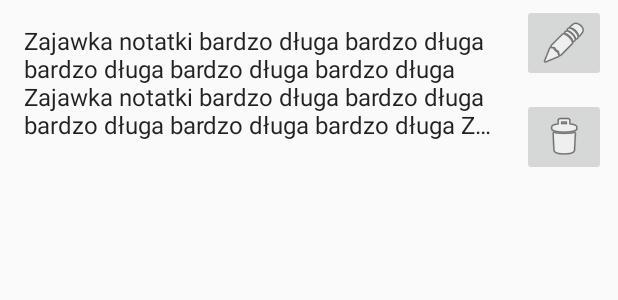
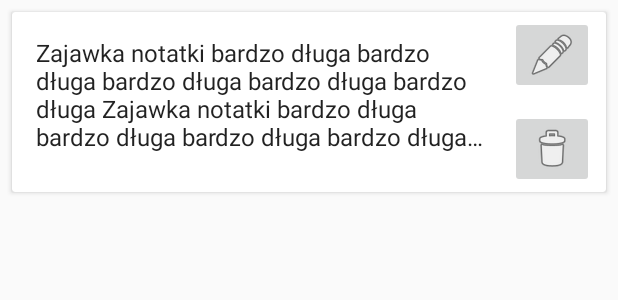
Before and after one commit to circusmagnus/SilvaRerum, an Android app: the layout note_list_item.xml on its own in the app's theme, with its tools: preview values and no code run, on a phone screen of 412 x 824 dp. Shown: the top 300 px of the screen. Run offline under Robolectric (Android 15) with nearby library versions, the phone set to English and light mode, and no system bars.

Commit message:
Add cards

```diff
--- a/app/src/main/java/pl/wojtach/silvarerum/note/SingleNoteViewModel.kt
+++ b/app/src/main/java/pl/wojtach/silvarerum/note/SingleNoteViewModel.kt
@@ -11,9 +11,9 @@ import kotlinx.coroutines.async
 import kotlinx.coroutines.flow.collect
 import kotlinx.coroutines.flow.distinctUntilChanged
 import kotlinx.coroutines.launch
-import pl.wojtach.silvarerum.NoteData
-import pl.wojtach.silvarerum.NotesDao
 import pl.wojtach.silvarerum.SimpleTextWatcher
+import pl.wojtach.silvarerum.room.NoteData
+import pl.wojtach.silvarerum.room.NotesDao
 
 class SingleNoteViewModel(application: Application, private val noteId: Long) : AndroidViewModel(application) {
 
--- a/app/src/main/java/pl/wojtach/silvarerum/notes/NotesListFragment.kt
+++ b/app/src/main/java/pl/wojtach/silvarerum/notes/NotesListFragment.kt
@@ -7,8 +7,8 @@ import android.view.ViewGroup
 import androidx.fragment.app.Fragment
 import androidx.fragment.app.viewModels
 import androidx.navigation.fragment.findNavController
-import pl.wojtach.silvarerum.NoteData
 import pl.wojtach.silvarerum.databinding.FragmentNoteListBinding
+import pl.wojtach.silvarerum.room.NoteData
 import pl.wojtach.silvarerum.views.BindingListAdapter
 
 class NotesListFragment : Fragment() {
--- a/app/src/main/java/pl/wojtach/silvarerum/notes/NotesRecyclerViewAdapter.kt
+++ b/app/src/main/java/pl/wojtach/silvarerum/notes/NotesRecyclerViewAdapter.kt
@@ -1,7 +1,7 @@
 package pl.wojtach.silvarerum.notes
 
 import androidx.recyclerview.widget.DiffUtil
-import pl.wojtach.silvarerum.NoteData
+import pl.wojtach.silvarerum.room.NoteData
 import pl.wojtach.silvarerum.views.BindingListAdapter.ListItem
 
 object NoteDiffCalc : DiffUtil.ItemCallback<ListItem<NoteData>>() {
--- a/app/src/main/java/pl/wojtach/silvarerum/notes/NotesViewModel.kt
+++ b/app/src/main/java/pl/wojtach/silvarerum/notes/NotesViewModel.kt
@@ -9,9 +9,9 @@ import kotlinx.coroutines.async
 import kotlinx.coroutines.flow.collect
 import kotlinx.coroutines.flow.map
 import kotlinx.coroutines.launch
-import pl.wojtach.silvarerum.NoteData
-import pl.wojtach.silvarerum.NotesDao
 import pl.wojtach.silvarerum.R
+import pl.wojtach.silvarerum.room.NoteData
+import pl.wojtach.silvarerum.room.NotesDao
 import pl.wojtach.silvarerum.views.BindingListAdapter
 
 class NotesViewModel(application: Application) : AndroidViewModel(application) {
--- a/app/src/main/java/pl/wojtach/silvarerum/NotesDao.kt
+++ b/app/src/main/java/pl/wojtach/silvarerum/room/NotesDao.kt
@@ -1,4 +1,4 @@
-package pl.wojtach.silvarerum
+package pl.wojtach.silvarerum.room
 
 import android.content.Context
 import androidx.room.Dao
@@ -9,7 +9,6 @@ import androidx.room.PrimaryKey
 import androidx.room.Query
 import androidx.room.Update
 import kotlinx.coroutines.flow.Flow
-import pl.wojtach.silvarerum.room.NotesDb
 
 @Entity(tableName = NoteData.TABLE_NAME)
 data class NoteData(
--- a/app/src/main/java/pl/wojtach/silvarerum/room/NotesDb.kt
+++ b/app/src/main/java/pl/wojtach/silvarerum/room/NotesDb.kt
@@ -7,8 +7,6 @@ import androidx.room.RoomDatabase
 import kotlinx.coroutines.Dispatchers
 import kotlinx.coroutines.withContext
 import pl.wojtach.silvarerum.LazyAsync
-import pl.wojtach.silvarerum.NoteData
-import pl.wojtach.silvarerum.NotesDao
 
 @Database(entities = [NoteData::class], version = 1)
 abstract class NotesDb : RoomDatabase() {
--- a/app/src/main/res/layout/note_list_item.xml
+++ b/app/src/main/res/layout/note_list_item.xml
@@ -9,12 +9,18 @@
 
         <variable
             name="model"
-            type="pl.wojtach.silvarerum.NoteData" />
+            type="pl.wojtach.silvarerum.room.NoteData" />
 
         <variable
             name="controller"
             type="pl.wojtach.silvarerum.notes.NotesListFragment" />
     </data>
+
+    <androidx.cardview.widget.CardView
+        android:layout_width="match_parent"
+        android:layout_height="wrap_content"
+        android:layout_margin="8dp"
+        app:cardBackgroundColor="#FFFFFF">
 
         <androidx.constraintlayout.widget.ConstraintLayout
             android:layout_width="match_parent"
@@ -28,9 +34,9 @@
                 android:layout_margin="@dimen/text_margin"
                 android:ellipsize="end"
                 android:maxLines="4"
+                android:onClick="@{() -> controller.onClickListener.invoke(model)}"
+                android:text="@{model.content}"
                 android:textAppearance="?attr/textAppearanceListItem"
-            android:text="@{model.content}"
-            android:onClick="@{() -> controller.onClickListener.invoke(model)}"
                 app:layout_constraintBottom_toBottomOf="parent"
                 app:layout_constraintEnd_toStartOf="@id/buttons_separator"
                 app:layout_constraintStart_toStartOf="parent"
@@ -73,4 +79,6 @@
 
         </androidx.constraintlayout.widget.ConstraintLayout>
 
+    </androidx.cardview.widget.CardView>
+
 </layout>
```
Lines whose indentation alone changed are shown as unchanged.
